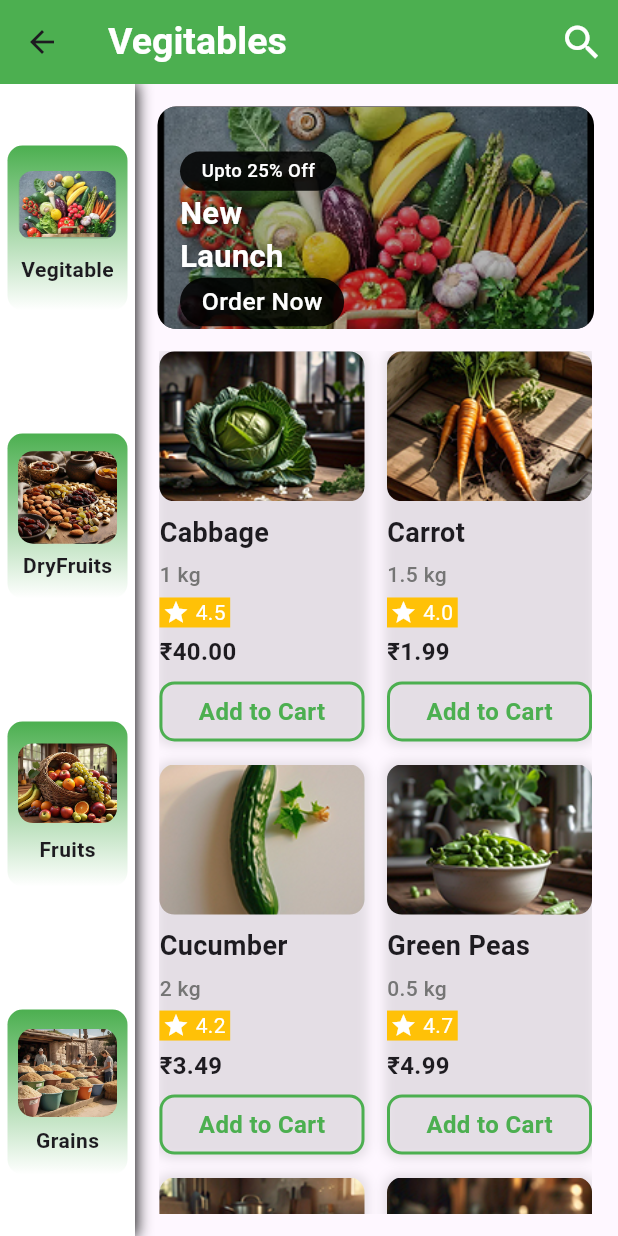
After one commit to Prathamdelxn/purelyFarm-app, a Flutter app: the Vegitables screen opened directly, on a phone screen of 412 x 824 dp. The commit adds this screen. Run offline on Flutter 3.47's test engine with Material 3 defaults, Android fonts, the phone set to English and light mode, and no system bars; our stand-ins replace flutter_otp_text_field, flutter_svg, sticky_headers; missing offline and left inert: circle_bottom_navigation.

Commit message:
Vegitables Page & Navbar Added

```diff
--- a/lib/authentication/otp.dart
+++ b/lib/authentication/otp.dart
@@ -1,3 +1,4 @@
+import 'package:ecom/screens/NavigationPage.dart';
 import 'package:ecom/screens/homePage.dart';
 import 'package:flutter/material.dart';
 import 'package:flutter_otp_text_field/flutter_otp_text_field.dart';
@@ -90,12 +91,18 @@ class _OtpPageState extends State<OtpPage> {
             SizedBox(height: 100),
             GestureDetector(
               onTap: () {
-                Navigator.push(context,
-                    MaterialPageRoute(builder: (context) => Homepage()));
+                Navigator.push(
+                    context,
+                    // MaterialPageRoute(builder: (context) => Homepage()));
+                    MaterialPageRoute(builder: (context) => HomePage()));
               },
               child: Container(
                 height: 50,
                 width: 250,
+                decoration: BoxDecoration(
+                  borderRadius: BorderRadius.circular(20),
+                  color: const Color.fromARGB(255, 10, 109, 25),
+                ),
                 child: Center(
                   child: Text(
                     "Verify",
@@ -105,10 +112,6 @@ class _OtpPageState extends State<OtpPage> {
                         fontSize: 20),
                   ),
                 ),
-                decoration: BoxDecoration(
-                  borderRadius: BorderRadius.circular(20),
-                  color: const Color.fromARGB(255, 10, 109, 25),
-                ),
               ),
             )
           ],
--- a/lib/main.dart
+++ b/lib/main.dart
@@ -1,4 +1,4 @@
-import 'package:ecom/screens/CategoriesPage.dart';
+import 'package:ecom/screens/NavigationPage.dart';
 import 'package:ecom/screens/splashscreen.dart';
 import 'package:flutter/material.dart';
 
@@ -18,7 +18,7 @@ class MyApp extends StatelessWidget {
         useMaterial3: true,
       ),
       // home: Splashscreen(),
-      home: CategoriesPage(),
+      home: NavigationPage(),
     );
   }
 }
--- /dev/null
+++ b/lib/screens/NavigationPage.dart
@@ -0,0 +1,71 @@
+import 'package:circle_bottom_navigation/circle_bottom_navigation.dart';
+import 'package:circle_bottom_navigation/widgets/tab_data.dart';
+import 'package:ecom/screens/CategoriesPage.dart';
+import 'package:ecom/screens/HomePage.dart';
+import 'package:ecom/screens/Vegitables.dart';
+import 'package:flutter/material.dart';
+
+class NavigationPage extends StatefulWidget {
+  const NavigationPage({super.key});
+
+  @override
+  State<NavigationPage> createState() => _NavigationPageState();
+}
+
+class _NavigationPageState extends State<NavigationPage> {
+  int currentPage = 0;
+  final List<Widget> _pages = [
+    HomePage(),
+    CategoriesPage(),
+    Vegitables(),
+    CategoriesPage(),
+  ];
+
+  @override
+  Widget build(BuildContext context) {
+    return Scaffold(
+      body: _pages[currentPage],
+      bottomNavigationBar: CircleBottomNavigation(
+        barHeight: 55,
+        circleSize: 40,
+        arcHeight: 50,
+        arcWidth: 65,
+        initialSelection: currentPage,
+        inactiveIconColor: Colors.grey,
+        textColor: Colors.black,
+        hasElevationShadows: false,
+        tabs: [
+          TabData(
+            icon: Icons.home,
+            iconSize: 25,
+            title: 'Home',
+            fontSize: 16,
+            fontWeight: FontWeight.bold,
+          ),
+          TabData(
+            icon: Icons.category,
+            iconSize: 25,
+            title: 'Categories',
+            fontSize: 16,
+            fontWeight: FontWeight.bold,
+          ),
+          TabData(
+            icon: Icons.shopping_bag,
+            iconSize: 25,
+            title: 'Cart',
+            fontSize: 16,
+            fontWeight: FontWeight.bold,
+          ),
+          TabData(
+            icon: Icons.person,
+            iconSize: 25,
+            title: 'Profile',
+            fontSize: 16,
+            fontWeight: FontWeight.bold,
+          ),
+        ],
+        onTabChangedListener: (index) => setState(() => currentPage = index),
+      ),
+    );
+  }
+}
--- /dev/null
+++ b/lib/screens/Vegitables.dart
@@ -0,0 +1,359 @@
+import 'package:flutter/material.dart';
+
+class Vegitables extends StatefulWidget {
+  const Vegitables({super.key});
+
+  @override
+  State<Vegitables> createState() => _VegitablesState();
+}
+
+class _VegitablesState extends State<Vegitables> {
+  final List categories = [
+    {'image': 'assets/images/vegitables.png', 'name': 'Vegitable'},
+    {'image': 'assets/images/dryfruits.png', 'name': 'DryFruits'},
+    {'image': 'assets/images/fruits.png', 'name': 'Fruits'},
+    {'image': 'assets/images/grains.png', 'name': 'Grains'},
+  ];
+
+  List<Map<String, dynamic>> products = [
+    {
+      "image": "assets/images/cabbage.png",
+      "name": "Cabbage",
+      "weight": "1 kg",
+      "stars": 4.5,
+      "price": 40.0
+    },
+    {
+      "image": "assets/images/carrot.png",
+      "name": "Carrot",
+      "weight": "1.5 kg",
+      "stars": 4.0,
+      "price": 1.99
+    },
+    {
+      "image": "assets/images/cucumber.png",
+      "name": "Cucumber",
+      "weight": "2 kg",
+      "stars": 4.2,
+      "price": 3.49
+    },
+    {
+      "image": "assets/images/green_peas.png",
+      "name": "Green Peas",
+      "weight": "0.5 kg",
+      "stars": 4.7,
+      "price": 4.99
+    },
+    {
+      "image": "assets/images/onion.png",
+      "name": "Onion",
+      "weight": "0.75 kg",
+      "stars": 4.8,
+      "price": 5.99
+    },
+    {
+      "image": "assets/images/tomato.png",
+      "name": "Tomato",
+      "weight": "5 kg",
+      "stars": 4.6,
+      "price": 7.99
+    },
+  ];
+
+  @override
+  Widget build(BuildContext context) {
+    final width = MediaQuery.of(context).size.width;
+    final height = MediaQuery.of(context).size.height;
+    return Scaffold(
+      appBar: AppBar(
+        backgroundColor: Colors.green,
+        title: Text(
+          "Vegitables",
+          style: TextStyle(
+              color: Colors.white, fontSize: 25, fontWeight: FontWeight.bold),
+        ),
+        actions: [
+          IconButton(
+            onPressed: () {},
+            icon: Icon(
+              Icons.search,
+            ),
+            color: Colors.white,
+            iconSize: 30,
+          ),
+        ],
+      ),
+      body: Row(
+        children: [
+          Container(
+            width: 90,
+            height: height,
+            decoration: BoxDecoration(
+              color: Colors.white,
+              border: Border(right: BorderSide.none),
+              boxShadow: [
+                BoxShadow(
+                  offset: Offset(0, 0),
+                  spreadRadius: 1,
+                  blurRadius: 8,
+                ),
+              ],
+            ),
+            child: Column(
+              // spacing: 30,
+              mainAxisAlignment: MainAxisAlignment.spaceAround,
+              children: [
+                SidebarCategories(
+                  categories[0]['image'],
+                  categories[0]['name'],
+                ),
+                SidebarCategories(
+                  categories[1]['image'],
+                  categories[1]['name'],
+                ),
+                SidebarCategories(
+                  categories[2]['image'],
+                  categories[2]['name'],
+                ),
+                SidebarCategories(
+                  categories[3]['image'],
+                  categories[3]['name'],
+                ),
+              ],
+            ),
+          ),
+          Padding(
+            padding: EdgeInsets.symmetric(horizontal: 15, vertical: 15),
+            child: Column(
+              children: [
+                Container(
+                  height: height * 0.18,
+                  width: 291,
+                  padding: EdgeInsets.only(left: 15, top: 30),
+                  decoration: BoxDecoration(
+                    color: Colors.black,
+                    borderRadius: BorderRadius.circular(width * 0.03),
+                    image: DecorationImage(
+                      image: AssetImage('assets/images/vegitables.png'),
+                      fit: BoxFit.cover,
+                      opacity: 0.7,
+                    ),
+                  ),
+                  child: Column(
+                    crossAxisAlignment: CrossAxisAlignment.start,
+                    children: [
+                      Container(
+                        padding: EdgeInsets.symmetric(
+                            vertical: height * 0.005,
+                            horizontal: width * 0.035),
+                        decoration: BoxDecoration(
+                          color: Colors.black87,
+                          borderRadius: BorderRadius.circular(width * 1),
+                        ),
+                        child: Text(
+                          "Upto 25% Off",
+                          style: TextStyle(
+                              color: Colors.white,
+                              fontWeight: FontWeight.w500,
+                              fontSize: width * 0.03),
+                        ),
+                      ),
+                      SizedBox(
+                        child: Text(
+                          'New \nLaunch',
+                          style: TextStyle(
+                            color: Colors.white,
+                            fontSize: width * 0.05,
+                            fontWeight: FontWeight.bold,
+                            shadows: [
+                              Shadow(
+                                blurRadius: 5,
+                                color: Colors.black.withOpacity(0.5),
+                                offset: Offset(2, 2),
+                              ),
+                            ],
+                          ),
+                        ),
+                      ),
+                      Container(
+                        padding: EdgeInsets.symmetric(
+                            vertical: height * 0.005,
+                            horizontal: width * 0.035),
+                        decoration: BoxDecoration(
+                          color: Colors.black87,
+                          borderRadius: BorderRadius.circular(width * 1),
+                        ),
+                        child: Text(
+                          "Order Now",
+                          style: TextStyle(
+                              color: Colors.white,
+                              fontWeight: FontWeight.w500,
+                              fontSize: width * 0.04),
+                        ),
+                      ),
+                    ],
+                  ),
+                ),
+                SizedBox(
+                  height: 15,
+                ),
+                Expanded(
+                  child: SizedBox(
+                    width: width * 0.7,
+                    // height: height * 0.7,
+                    child: GridView.builder(
+                      gridDelegate:
+                          const SliverGridDelegateWithFixedCrossAxisCount(
+                        crossAxisCount: 2,
+                        crossAxisSpacing: 15,
+                        mainAxisSpacing: 15,
+                        childAspectRatio: 0.525,
+                      ),
+                      itemCount: products.length,
+                      itemBuilder: (context, index) {
+                        return ProductCard(
+                          products[index]['image'],
+                          products[index]['name'],
+                          products[index]['weight'],
+                          products[index]['stars'],
+                          products[index]['price'],
+                        );
+                      },
+                    ),
+                  ),
+                ),
+              ],
+            ),
+          ),
+        ],
+      ),
+    );
+  }
+
+  Widget SidebarCategories(String image, String name) {
+    return Container(
+      width: 80,
+      height: 110,
+      padding: EdgeInsets.symmetric(horizontal: 7, vertical: 7),
+      decoration: BoxDecoration(
+        borderRadius: BorderRadius.circular(10),
+        gradient: LinearGradient(colors: [
+          Colors.green,
+          Colors.white,
+        ], begin: Alignment.topCenter, end: Alignment.bottomCenter),
+      ),
+      child: Column(
+        // spacing: 6,
+        mainAxisAlignment: MainAxisAlignment.spaceEvenly,
+        children: [
+          ClipRRect(
+            borderRadius: BorderRadius.circular(10),
+            child: Image.asset(image),
+          ),
+          Text(
+            name,
+            style: TextStyle(fontWeight: FontWeight.w600),
+          ),
+        ],
+      ),
+    );
+  }
+
+  Widget ProductCard(
+      String image, String name, String weight, double stars, double price) {
+    return Container(
+      decoration: BoxDecoration(
+        // color: Colors.white,
+        borderRadius: BorderRadius.circular(10),
+        boxShadow: [
+          BoxShadow(
+            color: Colors.black.withOpacity(0.1),
+            blurRadius: 5,
+            spreadRadius: 2,
+          ),
+        ],
+      ),
+      child: Column(
+        crossAxisAlignment: CrossAxisAlignment.start,
+        children: [
+          Container(
+            width: 140,
+            height: 100,
+            decoration: BoxDecoration(
+              borderRadius:
+                  BorderRadius.circular(30), // Optional rounded corners
+            ),
+            child: ClipRRect(
+              borderRadius: BorderRadius.circular(10),
+              child: Image.asset(
+                image,
+                fit: BoxFit
+                    .cover, // Crops the image to fill 100x70 without distortion
+              ),
+            ),
+          ),
+          const SizedBox(height: 8),
+          Text(
+            name,
+            style: const TextStyle(
+              fontSize: 18,
+              fontWeight: FontWeight.bold,
+            ),
+          ),
+          const SizedBox(height: 5),
+          Text(
+            weight,
+            style: TextStyle(
+                color: Colors.grey[600],
+                fontSize: 14,
+                fontWeight: FontWeight.w500),
+          ),
+          const SizedBox(height: 5),
+          Container(
+            padding: EdgeInsets.only(right: 3, left: 2),
+            color: Colors.amber,
+            child: Row(
+              mainAxisSize: MainAxisSize.min,
+              children: [
+                Icon(Icons.star, color: Colors.white, size: 18),
+                const SizedBox(width: 4),
+                Text(
+                  stars.toString(),
+                  style: const TextStyle(fontSize: 14, color: Colors.white),
+                ),
+              ],
+            ),
+          ),
+          const SizedBox(height: 5),
+          Text(
+            "\₹${price.toStringAsFixed(2)}",
+            style: const TextStyle(
+              fontSize: 16,
+              fontWeight: FontWeight.bold,
+            ),
+          ),
+          const SizedBox(height: 8),
+          Container(
+            width: 140,
+            height: 40,
+            alignment: Alignment.center,
+            decoration: BoxDecoration(
+                border: Border.all(
+                  color: Colors.green,
+                  width: 2,
+                ),
+                borderRadius: BorderRadius.circular(10)),
+            child: Text(
+              "Add to Cart",
+              style: const TextStyle(
+                fontSize: 16,
+                fontWeight: FontWeight.bold,
+                color: Colors.green,
+              ),
+            ),
+          ),
+        ],
+      ),
+    );
+  }
+}
--- a/lib/screens/homePage.dart
+++ b/lib/screens/homePage.dart
@@ -2,14 +2,14 @@ import 'package:flutter/material.dart';
 import 'package:flutter_svg/flutter_svg.dart';
 import 'package:sticky_headers/sticky_headers.dart';
 
-class Homepage extends StatefulWidget {
-  const Homepage({super.key});
+class HomePage extends StatefulWidget {
+  const HomePage({super.key});
 
   @override
-  State<Homepage> createState() => _HomepageState();
+  State<HomePage> createState() => _HomePageState();
 }
 
-class _HomepageState extends State<Homepage> {
+class _HomePageState extends State<HomePage> {
   @override
   Widget build(BuildContext context) {
     return Scaffold(
--- a/pubspec.yaml
+++ b/pubspec.yaml
@@ -39,6 +39,7 @@ dependencies:
   flutter_otp_text_field: ^1.4.0+2
   sticky_headers: ^0.3.0+2
   flutter_svg: ^2.0.17
+  circle_bottom_navigation: ^2.0.0
 
 dev_dependencies:
   flutter_test:
```
Also changed, not shown: assets/images/cabbage.png (added), assets/images/carrot.png (added), assets/images/cucumber.png (added), assets/images/green_peas.png (added), assets/images/image.png (added), assets/images/onion.png (added), assets/images/tomato.png (added), assets/images/vegitables.png, pubspec.lock.
